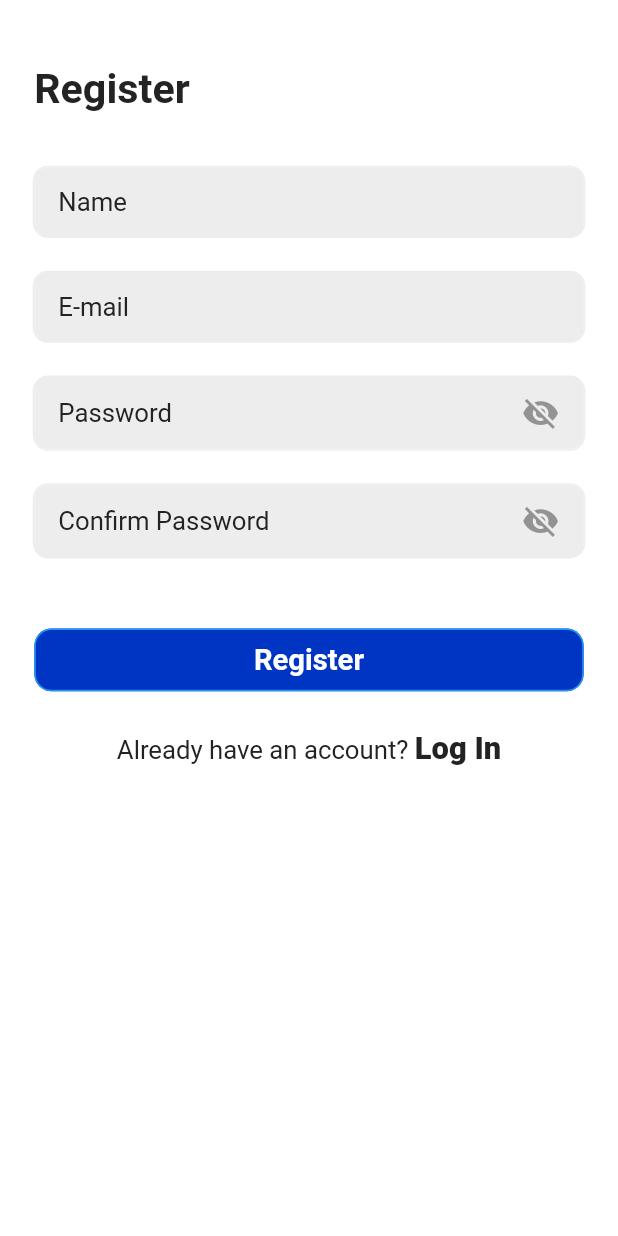
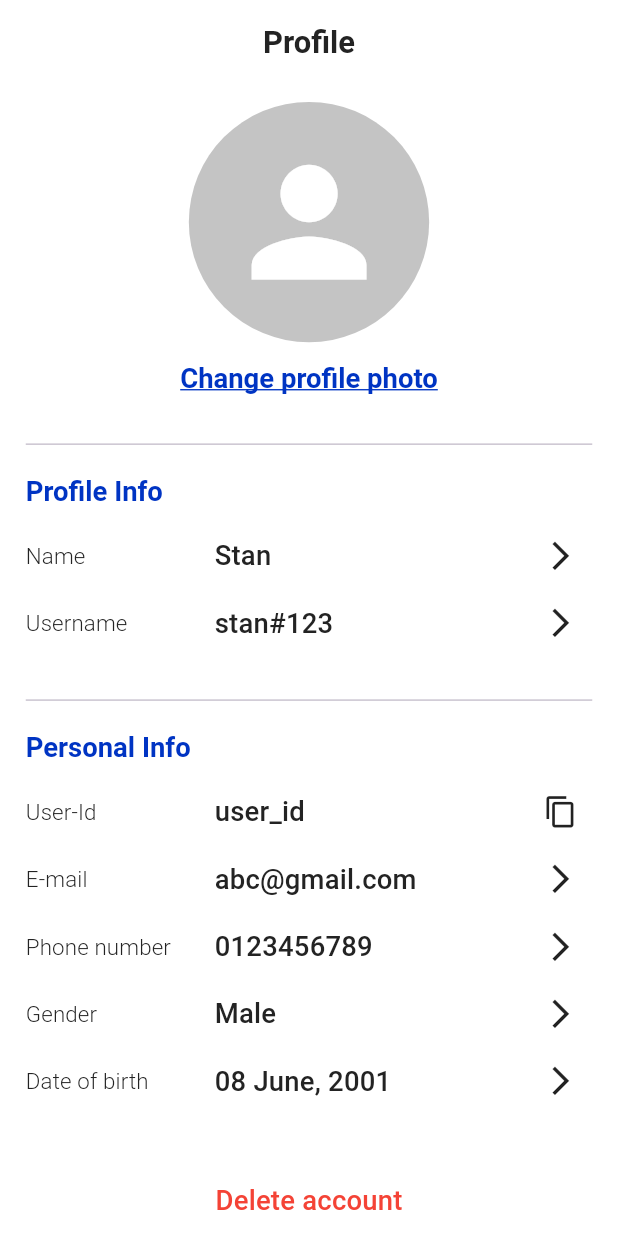
Before and after one commit to flutterRiverpodVerse/ui_designs, a Flutter app: the screen it shows after launch, on a phone screen of 412 x 824 dp. Run offline on Flutter 3.47's test engine with Material 3 defaults, Android fonts, the phone set to English and light mode, and no system bars; our stand-ins replace flutter_hooks, flutter_screenutil, hooks_riverpod; Roboto replaces fonts that are missing (Poppins).

Commit message:
4th_day_profile_page

```diff
--- /dev/null
+++ b/lib/4th_day/profile_page.dart
@@ -0,0 +1,180 @@
+import 'package:flutter/material.dart';
+import 'package:flutter_screenutil/flutter_screenutil.dart';
+import 'package:hooks_riverpod/hooks_riverpod.dart';
+import 'package:ui_designs/core/constants/app_colors.dart';
+import 'package:ui_designs/core/constants/app_constants.dart';
+
+import '../core/widgets/custom_alert_dialog_box.dart';
+import 'widgets/profile_menu_widget.dart';
+
+class ProfilePage extends HookConsumerWidget {
+  const ProfilePage({super.key});
+
+  @override
+  Widget build(BuildContext context, WidgetRef ref) {
+    final isDarkMode = AppConstants.isDarkMode(context: context);
+    return Scaffold(
+      appBar: AppBar(
+        title: const Text(
+          'Profile',
+        ),
+        centerTitle: true,
+      ),
+      body: SingleChildScrollView(
+        child: Padding(
+          padding: EdgeInsets.symmetric(
+            horizontal: 15.w,
+            vertical: 10.h,
+          ),
+          child: Column(
+            crossAxisAlignment: CrossAxisAlignment.start,
+            children: [
+              SizedBox(
+                width: 1.sw,
+                child: Column(
+                  children: [
+                    CircleAvatar(
+                      radius: 70.r,
+                      backgroundColor: AppColors.grey,
+                      child: Icon(
+                        Icons.person,
+                        size: 100.r,
+                        color: AppColors.white,
+                      ),
+                    ),
+                    TextButton(
+                      onPressed: () {},
+                      child: Text(
+                        "Change profile photo",
+                        style:
+                            Theme.of(context).textTheme.headlineLarge!.copyWith(
+                                  fontSize: 16.sp,
+                                  color: isDarkMode
+                                      ? AppColors.secondaryColor
+                                      : AppColors.primaryColor,
+                                  fontWeight: FontWeight.bold,
+                                  decoration: TextDecoration.underline,
+                                  decorationColor: isDarkMode
+                                      ? AppColors.secondaryColor
+                                      : AppColors.primaryColor,
+                                ),
+                      ),
+                    ),
+                  ],
+                ),
+              ),
+              SizedBox(
+                height: 10.h,
+              ),
+              const Divider(),
+              SizedBox(
+                height: 10.h,
+              ),
+              Text(
+                "Profile Info",
+                style: Theme.of(context).textTheme.headlineLarge!.copyWith(
+                      fontSize: 16.sp,
+                      color: isDarkMode
+                          ? AppColors.secondaryColor
+                          : AppColors.primaryColor,
+                      fontWeight: FontWeight.bold,
+                    ),
+              ),
+              SizedBox(
+                height: 15.h,
+              ),
+              ProfileMenuWidget(
+                title: "Name",
+                value: "Stan",
+                onTap: () {},
+              ),
+              ProfileMenuWidget(
+                title: "Username",
+                value: "stan#123",
+                onTap: () {},
+              ),
+              SizedBox(
+                height: 10.h,
+              ),
+              const Divider(),
+              SizedBox(
+                height: 10.h,
+              ),
+              Text(
+                "Personal Info",
+                style: Theme.of(context).textTheme.headlineLarge!.copyWith(
+                      fontSize: 16.sp,
+                      color: isDarkMode
+                          ? AppColors.secondaryColor
+                          : AppColors.primaryColor,
+                      fontWeight: FontWeight.bold,
+                    ),
+              ),
+              SizedBox(
+                height: 15.h,
+              ),
+              ProfileMenuWidget(
+                title: "User-Id",
+                value: "user_id",
+                onTap: () {},
+                iconData: Icons.copy,
+              ),
+              ProfileMenuWidget(
+                title: "E-mail",
+                value: "abc@gmail.com",
+                onTap: () {},
+              ),
+              ProfileMenuWidget(
+                title: "Phone number",
+                value: "0123456789",
+                onTap: () {},
+              ),
+              ProfileMenuWidget(
+                title: "Gender",
+                value: "Male",
+                onTap: () {},
+              ),
+              ProfileMenuWidget(
+                title: "Date of birth",
+                value: "08 June, 2001",
+                onTap: () {},
+              ),
+              SizedBox(
+                height: 20.h,
+              ),
+              Center(
+                child: TextButton(
+                  onPressed: () {
+                    customAlertDialogBox(
+                      context: context,
+                      bodyText:
+                          "Are you sure you want to delete\nyour account?",
+                      tapLeftButton: () {
+                        Navigator.of(context).maybePop();
+                      },
+                      tapRightButton: () {
+                        Navigator.of(context).maybePop();
+                      },
+                      leftButtonText: "Cancel",
+                      rightButtonText: "Delete",
+                      height: 130.h,
+                    );
+                  },
+                  child: Text(
+                    'Delete account',
+                    style: Theme.of(context).textTheme.titleMedium!.copyWith(
+                          color: Colors.red,
+                        ),
+                  ),
+                ),
+              ),
+              SizedBox(
+                height: 100.h,
+              ),
+            ],
+          ),
+        ),
+      ),
+    );
+  }
+}
--- /dev/null
+++ b/lib/4th_day/widgets/profile_menu_widget.dart
@@ -0,0 +1,57 @@
+import 'package:flutter/material.dart';
+import 'package:flutter_screenutil/flutter_screenutil.dart';
+
+class ProfileMenuWidget extends StatelessWidget {
+  const ProfileMenuWidget({
+    super.key,
+    required this.title,
+    required this.value,
+    this.iconData = Icons.arrow_forward_ios,
+    required this.onTap,
+  });
+
+  final String title, value;
+  final IconData iconData;
+  final VoidCallback onTap;
+
+  @override
+  Widget build(BuildContext context) {
+    return GestureDetector(
+      onTap: onTap,
+      child: Padding(
+        padding: EdgeInsets.only(
+          bottom: 15.h,
+        ),
+        child: Row(
+          children: [
+            Expanded(
+              flex: 3,
+              child: Text(
+                title,
+                overflow: TextOverflow.ellipsis,
+                style: Theme.of(context).textTheme.titleSmall!.copyWith(
+                      fontSize: 13.sp,
+                      fontWeight: FontWeight.w300,
+                    ),
+              ),
+            ),
+            Expanded(
+              flex: 5,
+              child: Text(
+                value,
+                overflow: TextOverflow.ellipsis,
+                style: Theme.of(context).textTheme.titleMedium,
+              ),
+            ),
+            Expanded(
+              child: Icon(
+                iconData,
+                size: 20.sp,
+              ),
+            ),
+          ],
+        ),
+      ),
+    );
+  }
+}
--- a/lib/main.dart
+++ b/lib/main.dart
@@ -1,7 +1,7 @@
 import 'package:flutter/material.dart';
 import 'package:flutter_screenutil/flutter_screenutil.dart';
 import 'package:hooks_riverpod/hooks_riverpod.dart';
-import 'package:ui_designs/3rd_day/register_page.dart';
+import 'package:ui_designs/4th_day/profile_page.dart';
 import 'package:ui_designs/core/constants/app_config.dart';
 import 'package:ui_designs/core/theme/app_theme.dart';
 
@@ -39,7 +39,7 @@ class MyApp extends StatelessWidget {
             theme: AppTheme.lightTheme,
             darkTheme: AppTheme.darkTheme,
             scaffoldMessengerKey: AppConfig.rootScaffoldMessengerKey,
-            home: const RegisterPage(),
+            home: const ProfilePage(),
           );
         },
       ),
```
Also changed, not shown: lib/core/widgets/custom_alert_dialog_box.dart (added, +153 -0 lines).
